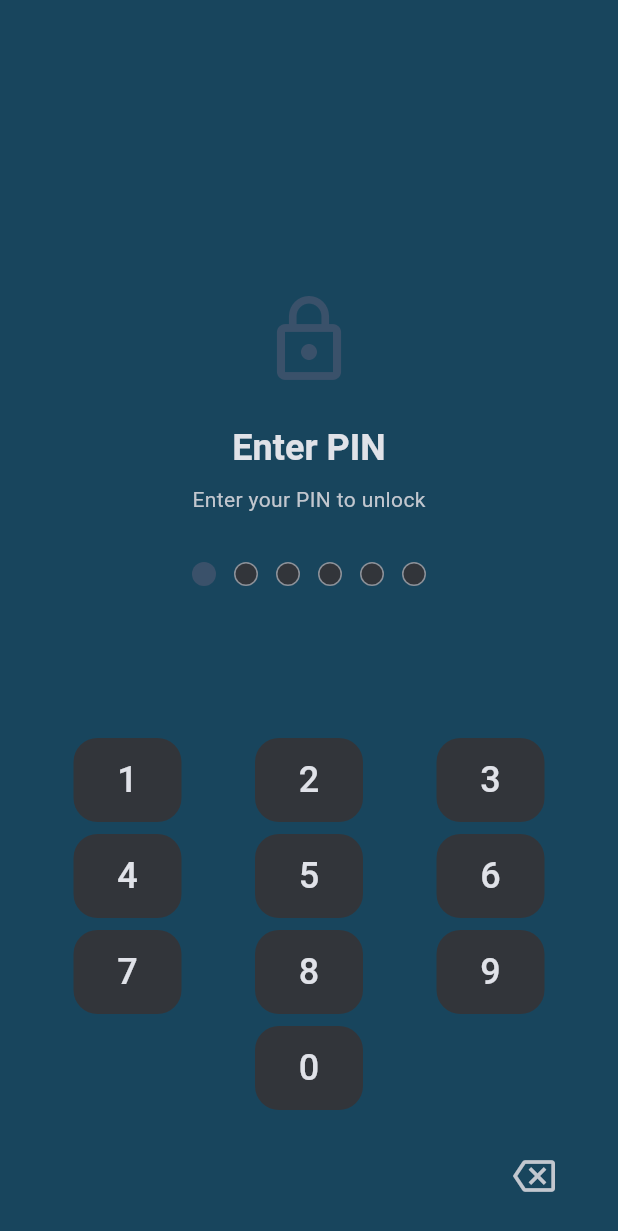
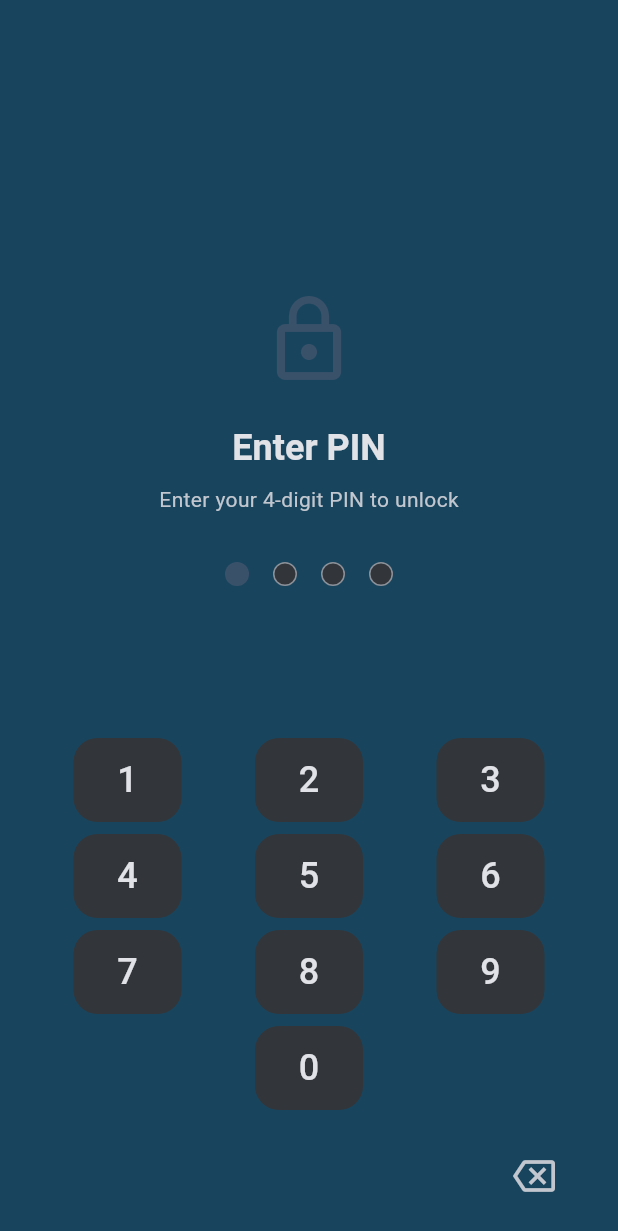
Before and after one commit to idontknow-you/personal_assistant, a Flutter app: the AppLockScreen screen opened directly with empty values, after a tap on an icon or button, on a phone screen of 412 x 824 dp. Shown: the top 1231 px of the screen. Run offline on Flutter 3.47's test engine with Material 3 defaults, Android fonts, the phone set to English and light mode, and no system bars; our stand-ins replace audioplayers, cloud_firestore, file_picker, firebase_auth, firebase_core, flutter_markdown and 6 more; missing offline and left inert: alarm; accounts and stored records are empty.

Commit message:
fix app lock: exactly 4-digit PIN, biometric fallback to device credentials
- PIN screen shows 4 dots (was 6), requires exactly 4 digits
- Biometric now falls back to device PIN/pattern if no fingerprint enrolled
- Subtitle updated to say "4-digit PIN"

🤖 Generated with Codebuff
Co-Authored-By: Codebuff <noreply@codebuff.com>

```diff
--- a/lib/screens/app_lock/app_lock_screen.dart
+++ b/lib/screens/app_lock/app_lock_screen.dart
@@ -5,10 +5,7 @@ import '../../services/app_lock/app_lock_service.dart';
 /// Shown on app launch if PIN is set and enabled.
 /// Modes: verify (unlock) or setup (create/change PIN).
 class AppLockScreen extends StatefulWidget {
-  /// If true, user is setting a new PIN for the first time.
   final bool isSetup;
-
-  /// Called when the user successfully unlocks or sets their PIN.
   final VoidCallback onUnlocked;
 
   const AppLockScreen({
@@ -25,10 +22,12 @@ class _AppLockScreenState extends State<AppLockScreen> {
   String _entered = '';
   String _error = '';
   bool _isSetupMode = false;
-  bool _isConfirmStep = false; // for setup: confirm PIN step
-  String _firstPin = ''; // for setup: first entry
+  bool _isConfirmStep = false;
+  String _firstPin = '';
   bool _biometricAvailable = false;
   bool _biometricEnabled = false;
+
+  static const int _pinLength = 4;
 
   @override
   void initState() {
@@ -46,13 +45,13 @@ class _AppLockScreenState extends State<AppLockScreen> {
         _biometricEnabled = enabled;
       });
     }
-    // Auto-prompt biometric on launch if enabled and in verify mode
     if (available && enabled && !_isSetupMode) {
       Future.delayed(const Duration(milliseconds: 500), _tryBiometric);
     }
   }
 
   Future<void> _tryBiometric() async {
+    if (!mounted) return;
     final success = await AppLockService.authenticateWithBiometric();
     if (success && mounted) {
       widget.onUnlocked();
@@ -60,16 +59,14 @@ class _AppLockScreenState extends State<AppLockScreen> {
   }
 
   void _onKeyPressed(String digit) {
-    if (_entered.length >= 6) return;
+    if (_entered.length >= _pinLength) return;
     HapticFeedback.lightImpact();
     setState(() {
       _entered += digit;
       _error = '';
     });
 
-    // Auto-submit at 4 digits (minimum) — or 6 if user entered 6
-    if (_entered.length >= 4) {
-      // Small delay so user sees the last dot
+    if (_entered.length == _pinLength) {
       Future.delayed(const Duration(milliseconds: 150), _submit);
     }
   }
@@ -85,17 +82,10 @@ class _AppLockScreenState extends State<AppLockScreen> {
 
   Future<void> _submit() async {
     final pin = _entered;
+    if (pin.length != _pinLength) return;
 
     if (_isSetupMode) {
       if (!_isConfirmStep) {
-        // First entry — save and ask for confirmation
-        if (pin.length < 4) {
-          setState(() {
-            _error = 'PIN must be at least 4 digits';
-            _entered = '';
-          });
-          return;
-        }
         setState(() {
           _firstPin = pin;
           _isConfirmStep = true;
@@ -103,11 +93,11 @@ class _AppLockScreenState extends State<AppLockScreen> {
           _error = '';
         });
       } else {
-        // Confirmation step
         if (pin == _firstPin) {
           await AppLockService.setPin(pin);
           widget.onUnlocked();
         } else {
+          HapticFeedback.heavyImpact();
           setState(() {
             _error = 'PINs don\'t match — try again';
             _entered = '';
@@ -117,7 +107,6 @@ class _AppLockScreenState extends State<AppLockScreen> {
         }
       }
     } else {
-      // Verify mode
       final correct = await AppLockService.verify(pin);
       if (correct) {
         widget.onUnlocked();
@@ -141,14 +130,14 @@ class _AppLockScreenState extends State<AppLockScreen> {
     if (_isSetupMode) {
       if (_isConfirmStep) {
         title = 'Confirm PIN';
-        subtitle = 'Re-enter your PIN to confirm';
+        subtitle = 'Re-enter your 4-digit PIN';
       } else {
         title = 'Set PIN';
-        subtitle = 'Choose a 4–6 digit PIN to lock the app';
+        subtitle = 'Choose a 4-digit PIN to lock the app';
       }
     } else {
       title = 'Enter PIN';
-      subtitle = 'Enter your PIN to unlock';
+      subtitle = 'Enter your 4-digit PIN to unlock';
     }
 
     return PopScope(
@@ -160,7 +149,6 @@ class _AppLockScreenState extends State<AppLockScreen> {
             children: [
               const Spacer(flex: 2),
 
-              // Lock icon
               Icon(
                 Icons.lock_outline,
                 size: 64,
@@ -183,15 +171,15 @@ class _AppLockScreenState extends State<AppLockScreen> {
 
               const SizedBox(height: 32),
 
-              // PIN dots
+              // PIN dots — exactly 4
               Row(
                 mainAxisAlignment: MainAxisAlignment.center,
-                children: List.generate(6, (i) {
+                children: List.generate(_pinLength, (i) {
                   final filled = i < _entered.length;
                   return Container(
                     width: 16,
                     height: 16,
-                    margin: const EdgeInsets.symmetric(horizontal: 6),
+                    margin: const EdgeInsets.symmetric(horizontal: 8),
                     decoration: BoxDecoration(
                       shape: BoxShape.circle,
                       color: filled ? cs.primary : cs.surfaceContainerHighest,
@@ -201,7 +189,6 @@ class _AppLockScreenState extends State<AppLockScreen> {
                 }),
               ),
 
-              // Error message
               if (_error.isNotEmpty) ...[
                 const SizedBox(height: 16),
                 Text(
@@ -212,7 +199,6 @@ class _AppLockScreenState extends State<AppLockScreen> {
 
               const Spacer(flex: 1),
 
-              // Keypad
               _buildKeypad(cs),
 
               const SizedBox(height: 16),
@@ -223,16 +209,14 @@ class _AppLockScreenState extends State<AppLockScreen> {
                 child: Row(
                   mainAxisAlignment: MainAxisAlignment.spaceBetween,
                   children: [
-                    // Biometric button
                     if (_biometricAvailable && _biometricEnabled && !_isSetupMode)
                       IconButton(
                         onPressed: _tryBiometric,
                         icon: const Icon(Icons.fingerprint, size: 32),
-                        tooltip: 'Unlock with fingerprint',
+                        tooltip: 'Unlock with biometrics',
                       )
                     else
                       const SizedBox(width: 48),
-                    // Backspace
                     IconButton(
                       onPressed: _onBackspace,
                       icon: const Icon(Icons.backspace_outlined),
--- a/lib/services/app_lock/app_lock_service.dart
+++ b/lib/services/app_lock/app_lock_service.dart
@@ -83,14 +83,14 @@ class AppLockService {
     await prefs.setBool(_biometricKey, value);
   }
 
-  /// Prompt biometric auth (fingerprint/face).
+  /// Prompt biometric auth (fingerprint/face) or device credentials (PIN/pattern).
   static Future<bool> authenticateWithBiometric() async {
     try {
       return await _localAuth.authenticate(
         localizedReason: 'Verify your identity to unlock the app',
         options: const AuthenticationOptions(
           stickyAuth: true,
-          biometricOnly: true,
+          biometricOnly: false,
         ),
       );
     } catch (_) {
```
